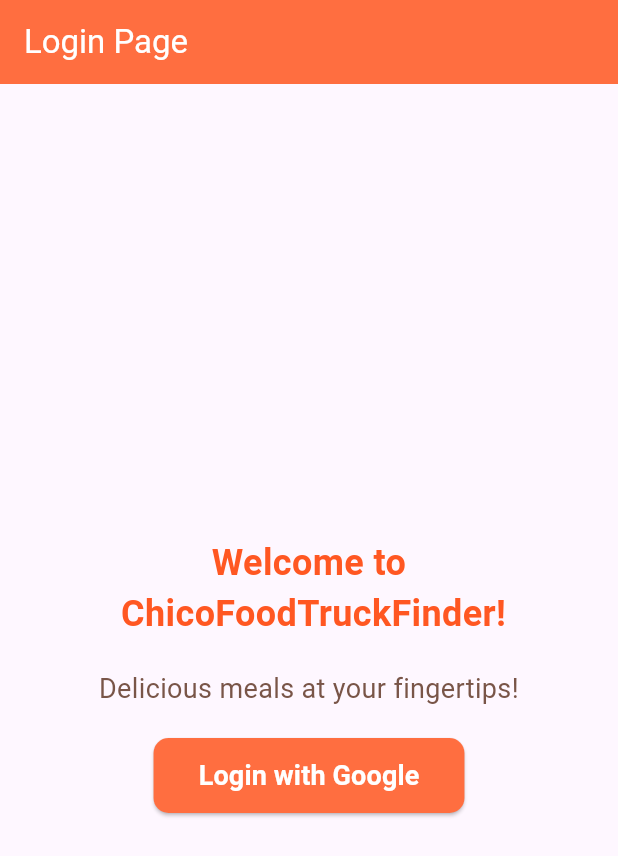
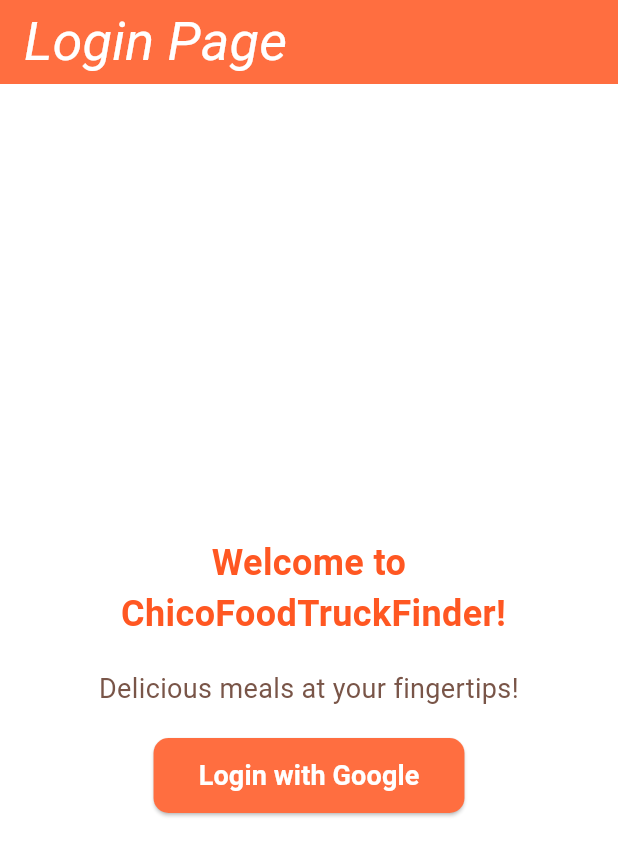
Before and after one commit to transito23/foodTruckStandApp, a Flutter app: the screen it shows after launch, on a phone screen of 412 x 824 dp. Shown: the top 856 px of the screen. Run offline on Flutter 3.47's test engine with Material 3 defaults, Android fonts, the light colour scheme and no system bars; our stand-ins replace cached_network_image, cloud_firestore, firebase_auth, firebase_core, firebase_storage, geolocator and 4 more; accounts and stored records are empty; generated files the repository leaves out were written again; Roboto replaces fonts that are missing (Georgia, Hind).

Commit message:
updatedtext style and colors

```diff
--- a/foodapptruck/lib/main.dart
+++ b/foodapptruck/lib/main.dart
@@ -1,136 +1,49 @@
 import 'package:flutter/material.dart';
+import 'package:firebase_core/firebase_core.dart';
 import 'package:foodapptruck/login.dart';
-import 'package:google_sign_in/google_sign_in.dart';
+import 'firebase_options.dart'; // Ensure you have this for Firebase options
 
-GoogleSignIn _googleSignIn = GoogleSignIn(
-  scopes: [
-    'email',
-  ],
-);
+void main() async {
+  WidgetsFlutterBinding
+      .ensureInitialized(); // Ensures binding is initialized before running the app
+  await Firebase.initializeApp(
+    options: DefaultFirebaseOptions.currentPlatform, // Initialize Firebase
+  ).catchError((error) {
+    // Handle errors in Firebase initialization
+    print("Firebase initialization error: $error");
+  });
 
-void main() {
-  runApp(const MaterialApp(
-    title: 'Navigation Basics',
-    home: LoginPage(),
-  ));
+  runApp(const MyApp());
 }
 
-// class MyApp extends StatelessWidget {
-//   const MyApp({super.key});
+class MyApp extends StatelessWidget {
+  const MyApp({Key? key}) : super(key: key);
 
-//   // This widget is the root of your application.
-//   @override
-//   Widget build(BuildContext context) {
-//     return MaterialApp(
-//       title: 'Flutter Demo',
-//       theme: ThemeData(
-//         // This is the theme of your application.
-//         //
-//         // TRY THIS: Try running your application with "flutter run". You'll see
-//         // the application has a blue toolbar. Then, without quitting the app,
-//         // try changing the seedColor in the colorScheme below to Colors.green
-//         // and then invoke "hot reload" (save your changes or press the "hot
-//         // reload" button in a Flutter-supported IDE, or press "r" if you used
-//         // the command line to start the app).
-//         //
-//         // Notice that the counter didn't reset back to zero; the application
-//         // state is not lost during the reload. To reset the state, use hot
-//         // restart instead.
-//         //
-//         // This works for code too, not just values: Most code changes can be
-//         // tested with just a hot reload.
-//         colorScheme: ColorScheme.fromSeed(seedColor: Colors.deepPurple),
-//         useMaterial3: true,
-//       ),
-//       home: const MyHomePage(title: 'Flutter Demo Home Page'),
-//     );
-//   }
-// }
+  @override
+  Widget build(BuildContext context) {
+    return MaterialApp(
+      title: 'Navigation Basics',
+      theme: ThemeData(
+        // Define the default brightness and colors.
+        brightness: Brightness.light,
+        primaryColor: Colors.deepOrange,
+        colorScheme: ColorScheme.fromSwatch().copyWith(
+          secondary: Colors.cyan[600], // Used to be `accentColor`
+        ),
 
-// class MyHomePage extends StatefulWidget {
-//   const MyHomePage({super.key, required this.title});
+        // Define the default font family.
+        fontFamily: 'Georgia',
 
-//   // This widget is the home page of your application. It is stateful, meaning
-//   // that it has a State object (defined below) that contains fields that affect
-//   // how it looks.
-
-//   // This class is the configuration for the state. It holds the values (in this
-//   // case the title) provided by the parent (in this case the App widget) and
-//   // used by the build method of the State. Fields in a Widget subclass are
-//   // always marked "final".
-
-//   final String title;
-
-//   @override
-//   State<MyHomePage> createState() => _MyHomePageState();
-// }
-
-// class _MyHomePageState extends State<MyHomePage> {
-//   int _counter = 0;
-
-//   void _incrementCounter() {
-//     setState(() {
-//       // This call to setState tells the Flutter framework that something has
-//       // changed in this State, which causes it to rerun the build method below
-//       // so that the display can reflect the updated values. If we changed
-//       // _counter without calling setState(), then the build method would not be
-//       // called again, and so nothing would appear to happen.
-//       _counter++;
-//     });
-//   }
-
-//   @override
-//   Widget build(BuildContext context) {
-//     // This method is rerun every time setState is called, for instance as done
-//     // by the _incrementCounter method above.
-//     //
-//     // The Flutter framework has been optimized to make rerunning build methods
-//     // fast, so that you can just rebuild anything that needs updating rather
-//     // than having to individually change instances of widgets.
-//     return Scaffold(
-//       appBar: AppBar(
-//         // TRY THIS: Try changing the color here to a specific color (to
-//         // Colors.amber, perhaps?) and trigger a hot reload to see the AppBar
-//         // change color while the other colors stay the same.
-//         backgroundColor: Theme.of(context).colorScheme.inversePrimary,
-//         // Here we take the value from the MyHomePage object that was created by
-//         // the App.build method, and use it to set our appbar title.
-//         title: Text(widget.title),
-//       ),
-//       body: Center(
-//         // Center is a layout widget. It takes a single child and positions it
-//         // in the middle of the parent.
-//         child: Column(
-//           // Column is also a layout widget. It takes a list of children and
-//           // arranges them vertically. By default, it sizes itself to fit its
-//           // children horizontally, and tries to be as tall as its parent.
-//           //
-//           // Column has various properties to control how it sizes itself and
-//           // how it positions its children. Here we use mainAxisAlignment to
-//           // center the children vertically; the main axis here is the vertical
-//           // axis because Columns are vertical (the cross axis would be
-//           // horizontal).
-//           //
-//           // TRY THIS: Invoke "debug painting" (choose the "Toggle Debug Paint"
-//           // action in the IDE, or press "p" in the console), to see the
-//           // wireframe for each widget.
-//           mainAxisAlignment: MainAxisAlignment.center,
-//           children: <Widget>[
-//             const Text(
-//               'You have pushed the button this many times:',
-//             ),
-//             Text(
-//               '$_counter',
-//               style: Theme.of(context).textTheme.headlineMedium,
-//             ),
-//           ],
-//         ),
-//       ),
-//       floatingActionButton: FloatingActionButton(
-//         onPressed: _incrementCounter,
-//         tooltip: 'Increment',
-//         child: const Icon(Icons.add),
-//       ), // This trailing comma makes auto-formatting nicer for build methods.
-//     );
-//   }
-// }
+        // Define the default TextTheme. Use this to specify the default
+        // text styling for headlines, titles, bodies of text, and more.
+        textTheme: const TextTheme(
+          displayLarge: TextStyle(fontSize: 72.0, fontWeight: FontWeight.bold),
+          titleLarge: TextStyle(fontSize: 36.0, fontStyle: FontStyle.italic),
+          bodyMedium: TextStyle(
+              fontSize: 14.0, fontFamily: 'Hind'), // Corrected line here
+        ),
+      ),
+      home: const LoginPage(),
+    );
+  }
+}
```
